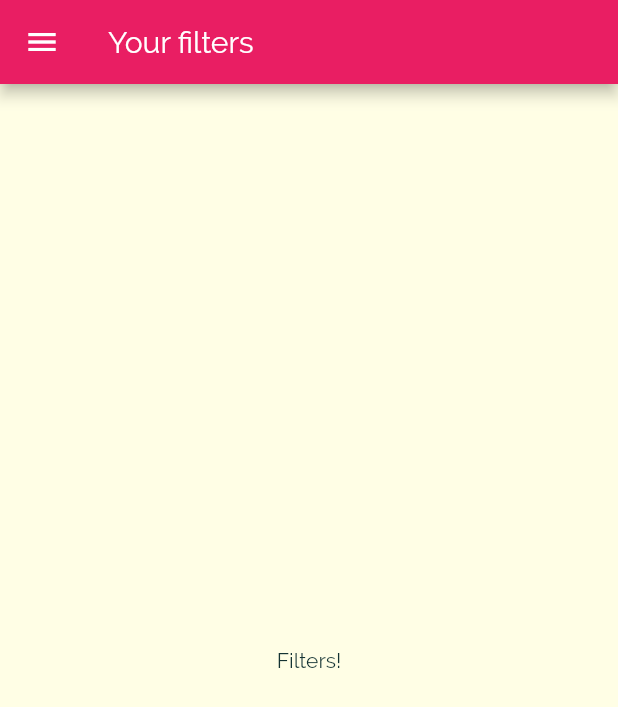
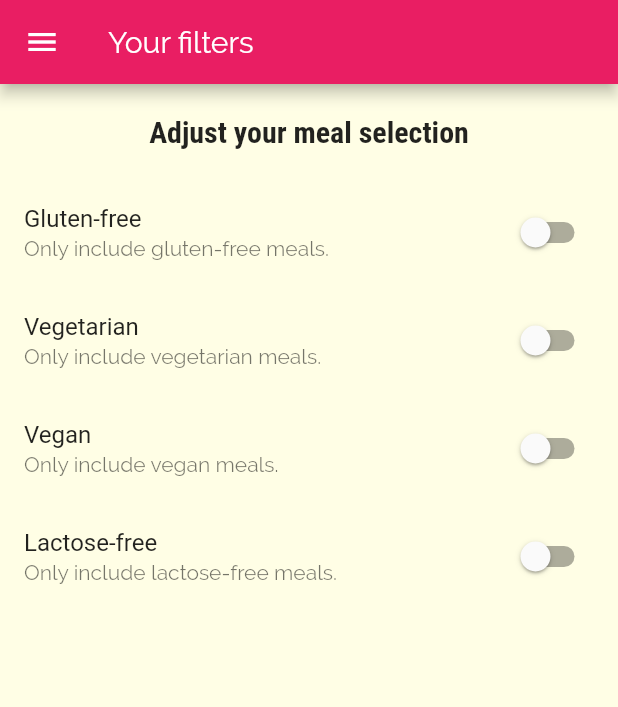
Before and after one commit to giacomoferlaino/flutter-meals-app, a Flutter app: the FiltersPage screen opened by its route, on a phone screen of 412 x 824 dp. Shown: the top 707 px of the screen. Run offline on Flutter 3.47's test engine with Material 2 defaults, Android fonts, the phone set to English and light mode, and no system bars.

Commit message:
feat: Implemented filters page

```diff
--- a/lib/pages/filters_page.dart
+++ b/lib/pages/filters_page.dart
@@ -2,8 +2,36 @@ import 'package:flutter/material.dart';
 
 import '../widgets/main_drawer.dart';
 
-class FiltersPage extends StatelessWidget {
+class FiltersPage extends StatefulWidget {
   static const routeName = '/filters';
+
+  @override
+  _FiltersPageState createState() => _FiltersPageState();
+}
+
+class _FiltersPageState extends State<FiltersPage> {
+  bool _glutenFree = false;
+  bool _vegetarian = false;
+  bool _vegan = false;
+  bool _lactoseFree = false;
+
+  Widget _buildSwitchListTile(
+      {String title,
+      String description,
+      bool currentValue,
+      Function onChanged}) {
+    return SwitchListTile(
+      title: Text(title),
+      subtitle: Text(description),
+      value: currentValue,
+      onChanged: (value) {
+        setState(() {
+          onChanged(value);
+        });
+      },
+    );
+  }
+
   @override
   Widget build(BuildContext context) {
     return Scaffold(
@@ -12,7 +40,55 @@ class FiltersPage extends StatelessWidget {
       ),
       drawer: MainDrawer(),
       body: Center(
-        child: Text('Filters!'),
+        child: Column(
+          children: <Widget>[
+            Container(
+              padding: EdgeInsets.all(20),
+              child: Text(
+                'Adjust your meal selection',
+                style: Theme.of(context).textTheme.headline6,
+              ),
+            ),
+            Expanded(
+              child: ListView(
+                children: <Widget>[
+                  _buildSwitchListTile(
+                    title: 'Gluten-free',
+                    description: 'Only include gluten-free meals.',
+                    currentValue: _glutenFree,
+                    onChanged: (newValue) {
+                      _glutenFree = newValue;
+                    },
+                  ),
+                  _buildSwitchListTile(
+                    title: 'Vegetarian',
+                    description: 'Only include vegetarian meals.',
+                    currentValue: _vegetarian,
+                    onChanged: (newValue) {
+                      _vegetarian = newValue;
+                    },
+                  ),
+                  _buildSwitchListTile(
+                    title: 'Vegan',
+                    description: 'Only include vegan meals.',
+                    currentValue: _vegan,
+                    onChanged: (newValue) {
+                      _vegan = newValue;
+                    },
+                  ),
+                  _buildSwitchListTile(
+                    title: 'Lactose-free',
+                    description: 'Only include lactose-free meals.',
+                    currentValue: _lactoseFree,
+                    onChanged: (newValue) {
+                      _lactoseFree = newValue;
+                    },
+                  ),
+                ],
+              ),
+            ),
+          ],
+        ),
       ),
     );
   }
--- a/lib/pages/meal_detail_page.dart
+++ b/lib/pages/meal_detail_page.dart
@@ -84,6 +84,10 @@ class MealDetailPage extends StatelessWidget {
           ],
         ),
       ),
+      floatingActionButton: FloatingActionButton(
+        child: Icon(Icons.delete),
+        onPressed: () => Navigator.of(context).pop(meal.id),
+      ),
     );
   }
 }
```
Also changed, not shown: lib/pages/category_meals_page.dart (+35 -12 lines), lib/widgets/meal_item.dart (+10 -3 lines).
